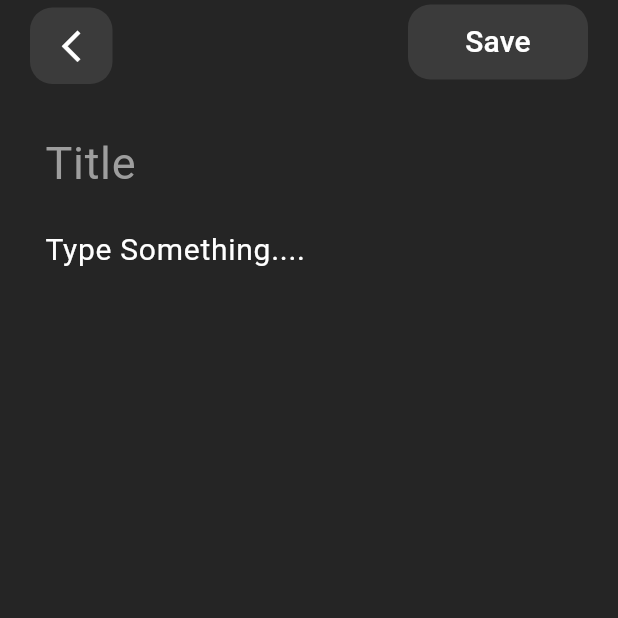
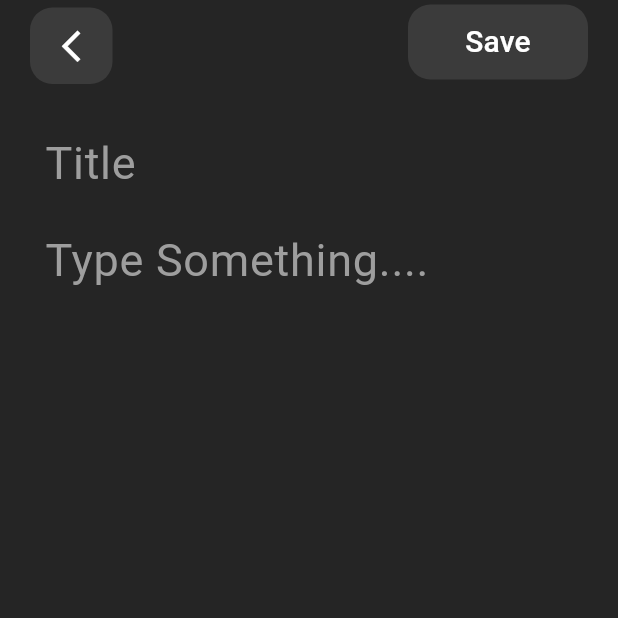
Before and after one commit to kumartarun07/my_notes, a Flutter app: the screen it shows after launch, after a tap on the "notes" icon, on a phone screen of 412 x 824 dp, the top half of it. Run offline on Flutter 3.47's test engine with Material 3 defaults, Android fonts, the phone set to English and light mode, and no system bars; our stand-ins replace sqflite; accounts and stored records are empty.

Commit message:
create custom textstyle,and changes in home and add page

```diff
--- a/lib/add_notes.dart
+++ b/lib/add_notes.dart
@@ -1,5 +1,6 @@
 import 'package:flutter/material.dart';
 import 'package:my_notes/data/local/note_model.dart';
+import 'package:my_notes/utils/custom_widget.dart';
 import 'package:provider/provider.dart';
 
 import 'data/local/db_provider.dart';
@@ -105,24 +106,24 @@ class AddNotes extends StatelessWidget
                        controller: titleController,
                        decoration: InputDecoration(
                          hintText: "Title",
-                         hintStyle: TextStyle(fontSize: 30, color: Colors.grey.shade500),
+                         hintStyle: myTextStyle30(mColor: Colors.grey.shade500),
                          enabledBorder: InputBorder.none,
                          focusedBorder: InputBorder.none,
                          contentPadding: EdgeInsets.all(10),
                        ),
-                       style: TextStyle(fontSize: 30, color: Colors.white),
+                       style: myTextStyle30(mColor: Colors.white),
                        maxLines: null,
                      ),
                      TextField(
                        controller: descController,
                        decoration: InputDecoration(
                          hintText: "Type Something....",
-                         hintStyle: TextStyle(fontSize: 20, color: Colors.white),
+                         hintStyle: myTextStyle30(mColor: Colors.grey.shade500),
                          enabledBorder: InputBorder.none,
                          focusedBorder: InputBorder.none,
                          contentPadding: EdgeInsets.all(10),
                        ),
-                       style: TextStyle(fontSize: 20, color: Colors.white),
+                       style: myTextStyle30(mColor: Colors.white),
                        maxLines: null,
                      ),
                    ],
--- a/lib/home_page.dart
+++ b/lib/home_page.dart
@@ -2,6 +2,7 @@ import 'dart:math';
 import 'package:flutter/material.dart';
 import 'package:my_notes/add_notes.dart';
 import 'package:my_notes/data/local/note_model.dart';
+import 'package:my_notes/utils/custom_widget.dart';
 import 'package:provider/provider.dart';
 import 'data/local/db_provider.dart';
 
@@ -68,9 +69,9 @@ class _HomePageState extends State<HomePage>
                             child: Column(crossAxisAlignment: CrossAxisAlignment.start,
                               children: [
                                 Text(allNotes[index].title,
-                                  style: TextStyle(fontSize: 25,color: Colors.black),),
+                                  style: myTextStyle25(mColor: Colors.black),),
                                 Text(allNotes[index].desc,maxLines: 2,
-                                  style: TextStyle(fontSize: 15,color: Colors.black),),
+                                  style: myTextStyle15(mColor: Colors.black),),
                               ],
                             ),
                           ),
@@ -84,7 +85,7 @@ class _HomePageState extends State<HomePage>
               },
             ),
           ):
-          Center(child: Text("No Notes Found Yet",style: TextStyle(fontSize: 20,color: Colors.white70),));
+          Center(child: Text("No Notes Found Yet",style: myTextStyle20(mColor: Colors.white),));
         },),
         floatingActionButton: FloatingActionButton(onPressed: (){
           titleController.clear();
--- /dev/null
+++ b/lib/utils/custom_widget.dart
@@ -0,0 +1,55 @@
+import 'package:flutter/material.dart';
+
+TextStyle myTextStyle30({Color? mColor,FontWeight mFontWeight=FontWeight.normal})
+{
+  return TextStyle(
+    fontSize: 30,
+    color: mColor,
+    fontWeight: mFontWeight
+  );
+}
+
+TextStyle myTextStyle25({Color? mColor,FontWeight mFontWeight=FontWeight.normal})
+{
+  return TextStyle(
+      fontSize: 25,
+      color: mColor,
+      fontWeight: mFontWeight
+  );
+}
+
+TextStyle myTextStyle20({Color? mColor,FontWeight mFontWeight=FontWeight.normal})
+{
+  return TextStyle(
+      fontSize: 20,
+      color: mColor,
+      fontWeight: mFontWeight
+  );
+}
+
+TextStyle myTextStyle15({Color? mColor,FontWeight mFontWeight=FontWeight.normal})
+{
+  return TextStyle(
+      fontSize: 15,
+      color: mColor,
+      fontWeight: mFontWeight
+  );
+}
+
+TextStyle myTextStyle12({Color? mColor,FontWeight mFontWeight=FontWeight.normal})
+{
+  return TextStyle(
+      fontSize: 12,
+      color: mColor,
+      fontWeight: mFontWeight
+  );
+}
+
+TextStyle myTextStyle10({Color? mColor,FontWeight mFontWeight=FontWeight.normal})
+{
+  return TextStyle(
+      fontSize: 10,
+      color: mColor,
+      fontWeight: mFontWeight
+  );
+}
```
